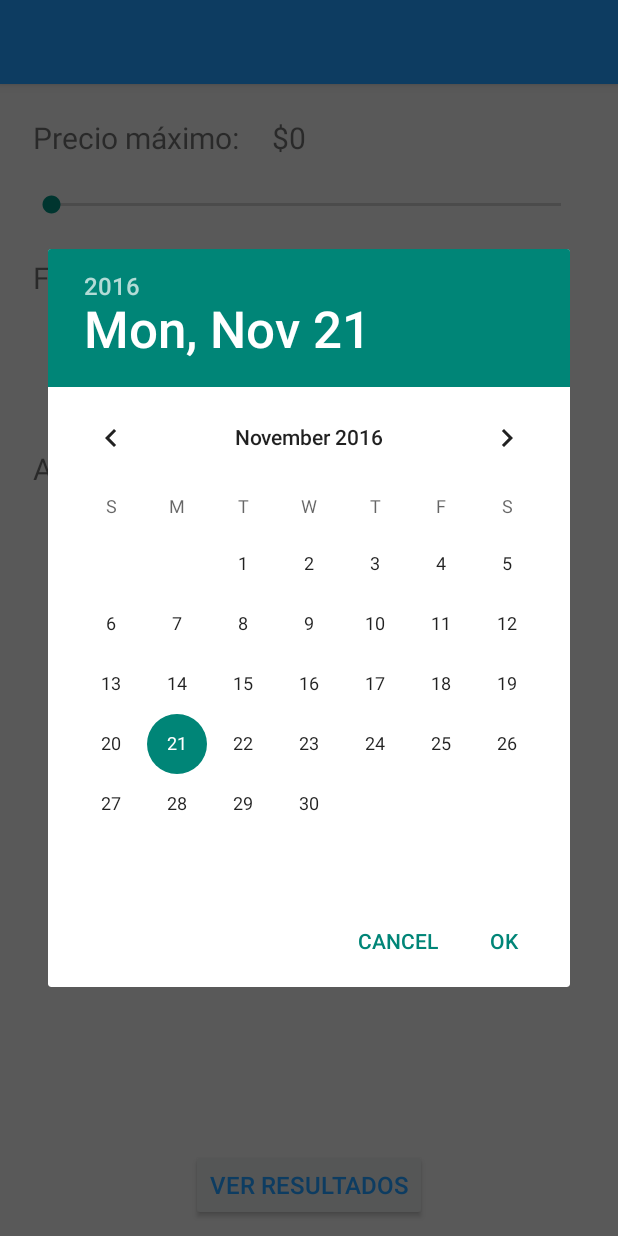
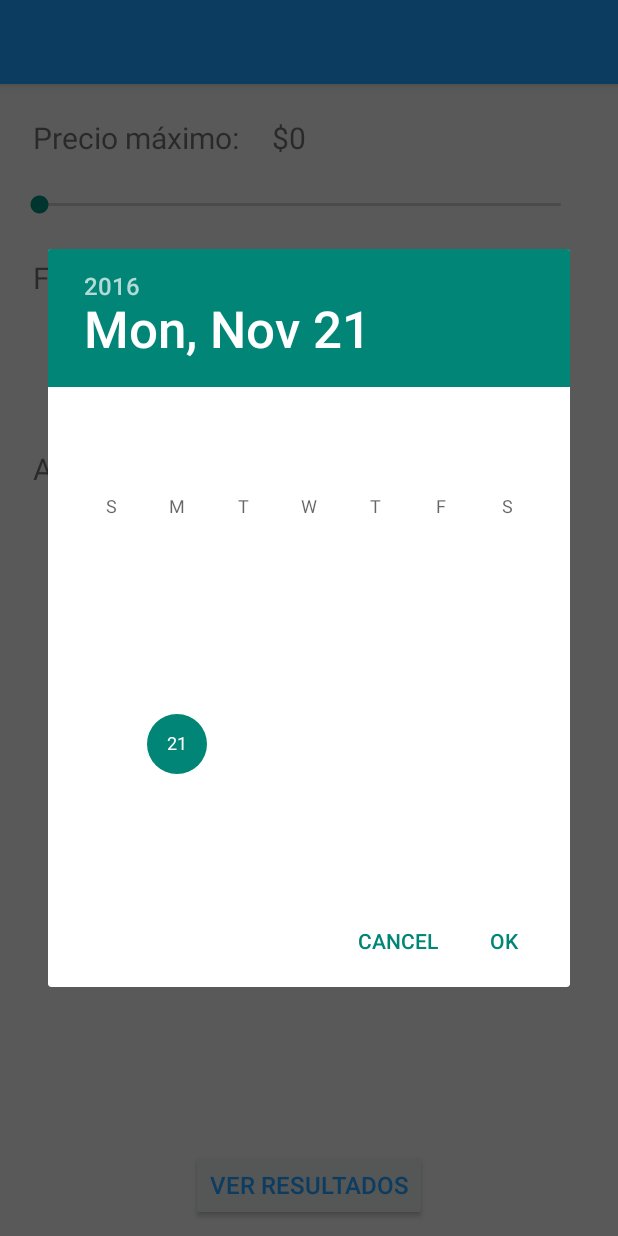
Before and after one commit to CamilaMoscatelli/WhereToGo, an Android app: the filtros screen opened directly, with no data from a screen before it, after a tap on "SELECIONAR FECHA", on a phone screen of 412 x 824 dp. Run offline under Robolectric (Android 15) with nearby library versions, the phone set to English and light mode, and no system bars.

Commit message:
ui changes

```diff
--- a/app/src/main/AndroidManifest.xml
+++ b/app/src/main/AndroidManifest.xml
@@ -36,7 +36,7 @@
         <activity
             android:name=".ui.ResultsActivity"
             android:label="@string/title_activity_results"></activity>
-        <activity android:name=".ui.filtros">
+        <activity android:name=".ui.filtros"
             android:label="@string/title_activity_filters"></activity>
         <activity
             android:name=".ui.MapActivity">
--- a/app/src/main/java/com/example/grupo8webir/WhereToGo/ui/MainActivity.java
+++ b/app/src/main/java/com/example/grupo8webir/WhereToGo/ui/MainActivity.java
@@ -41,11 +41,6 @@ public class MainActivity extends AppCompatActivity {
         // as you specify a parent activity in AndroidManifest.xml.
         int id = item.getItemId();
 
-        //noinspection SimplifiableIfStatement
-        if (id == R.id.action_settings) {
-            return true;
-        }
-
         return super.onOptionsItemSelected(item);
     }
 
--- a/app/src/main/res/layout/activity_filtros.xml
+++ b/app/src/main/res/layout/activity_filtros.xml
@@ -43,7 +43,7 @@
         android:progress="0"
         android:id="@+id/barraPrecio"
         android:layout_marginTop="22dp"
-        android:layout_marginLeft="18dp"
+        android:layout_marginLeft="10dp"
         android:layout_marginRight="22dp"
         android:layout_below="@+id/textView1"
         android:layout_alignParentStart="true" />
--- a/app/src/main/res/menu/menu_filters.xml
+++ b/app/src/main/res/menu/menu_filters.xml
@@ -2,6 +2,4 @@
     xmlns:app="http://schemas.android.com/apk/res-auto"
     xmlns:tools="http://schemas.android.com/tools"
     tools:context="com.example.grupo8webir.WhereToGo.ui.FiltersActivity">
-    <item android:id="@+id/action_settings" android:title="@string/action_settings"
-        android:orderInCategory="100" app:showAsAction="never" />
 </menu>
--- a/app/src/main/res/menu/menu_main.xml
+++ b/app/src/main/res/menu/menu_main.xml
@@ -1,6 +1,4 @@
 <menu xmlns:android="http://schemas.android.com/apk/res/android"
     xmlns:app="http://schemas.android.com/apk/res-auto"
     xmlns:tools="http://schemas.android.com/tools" tools:context=".MainActivity">
-    <item android:id="@+id/action_settings" android:title="@string/action_settings"
-        android:orderInCategory="100" app:showAsAction="never" />
 </menu>
--- a/app/src/main/res/menu/menu_results.xml
+++ b/app/src/main/res/menu/menu_results.xml
@@ -2,6 +2,4 @@
     xmlns:app="http://schemas.android.com/apk/res-auto"
     xmlns:tools="http://schemas.android.com/tools"
     tools:context="com.example.grupo8webir.WhereToGo.ui.ResultsActivity">
-    <item android:id="@+id/action_settings" android:title="@string/action_settings"
-        android:orderInCategory="100" app:showAsAction="never" />
 </menu>
--- a/app/src/main/res/values/styles.xml
+++ b/app/src/main/res/values/styles.xml
@@ -2,6 +2,7 @@
 
     <!-- Base application theme. -->
     <style name="AppTheme" parent="Theme.AppCompat.Light.NoActionBar">
+        <item name="android:textColorPrimary">#ffffff</item>
         <item name="colorPrimary">@color/PrimaryColor</item>
         <item name="colorPrimaryDark">@color/PrimaryDarkColor</item>
         <!-- Customize your theme here. -->
```
Also changed, not shown: app/src/main/java/com/example/grupo8webir/WhereToGo/ui/ResultsActivity.java (+21 -8 lines).
